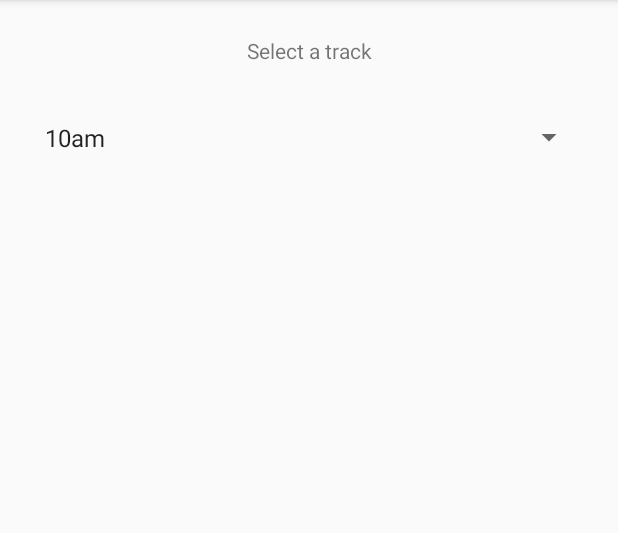
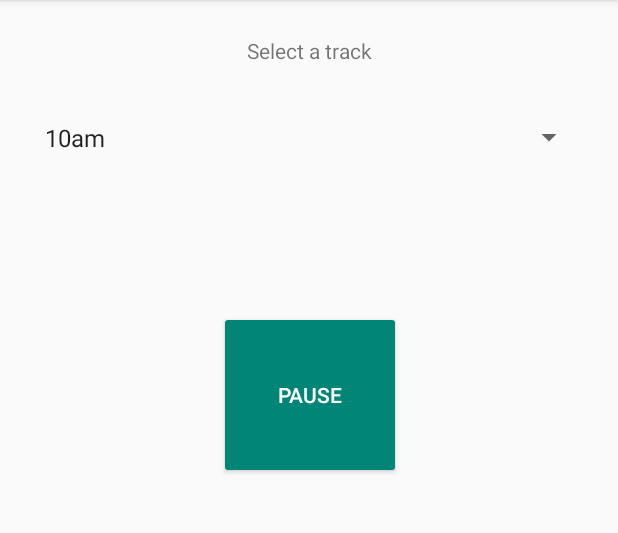
Before and after one commit to sol-foxie/acmusic, an Android app: the screen it shows after launch (MainActivity), on a phone screen of 412 x 824 dp, the part 84-617 px from its top. Run offline under Robolectric (Android 15) with nearby library versions, the phone set to English and light mode, and no system bars.

Commit message:
add play/pause button

```diff
--- a/app/src/main/java/moe/foxie/sol/acmusic/MainActivity.kt
+++ b/app/src/main/java/moe/foxie/sol/acmusic/MainActivity.kt
@@ -5,6 +5,7 @@ import android.media.MediaPlayer
 import android.os.Bundle
 import android.view.View
 import android.widget.AdapterView
+import android.widget.Button
 import kotlinx.android.synthetic.main.activity_main.*
 
 class MainActivity : Activity(), AdapterView.OnItemSelectedListener, MusicManager.TrackChangeListener {
@@ -17,11 +18,17 @@ class MainActivity : Activity(), AdapterView.OnItemSelectedListener, MusicManage
         setContentView(R.layout.activity_main)
 
         jukebox.onItemSelectedListener = this
+
+        playPause.setOnClickListener{
+            manager!!.getState().togglePlayPause(manager!!)
+            playPause.setText(manager!!.getState().uiPlayPauseString())
+        }
     }
 
     override fun onResume() {
         super.onResume()
         jukebox.setSelection(manager!!.getTrackID())
+        playPause.setText(manager!!.getState().uiPlayPauseString())
     }
 
     override fun onItemSelected(adapterView: AdapterView<*>?, view: View?, pos: Int, row: Long) {
--- a/app/src/main/java/moe/foxie/sol/acmusic/MusicManager.kt
+++ b/app/src/main/java/moe/foxie/sol/acmusic/MusicManager.kt
@@ -26,10 +26,24 @@ class MusicManager(private val ctx: Context, private val tracks: Map<Pair<Int,We
      * to use to determine legitimate operations to perform on a MusicManager instance.
      */
     enum class State {
-        PLAYING, PAUSED
+        PLAYING, PAUSED;
+
+        fun uiPlayPauseString(): Int {
+            return when (this) {
+                PLAYING -> R.string.pause
+                PAUSED -> R.string.play
+            }
+        }
+
+        fun togglePlayPause(manager: MusicManager) {
+            when (this) {
+                PLAYING -> manager.pause()
+                PAUSED -> manager.play()
+            }
+        }
     }
     fun getState(): MusicManager.State {
-        return if (player?.isPlaying == false) State.PLAYING else State.PAUSED
+        return if (player?.isPlaying == true) State.PLAYING else State.PAUSED
     }
 
     init {
--- a/app/src/main/res/layout/activity_main.xml
+++ b/app/src/main/res/layout/activity_main.xml
@@ -23,5 +23,14 @@
             app:layout_constraintTop_toBottomOf="@+id/textView" android:layout_marginEnd="8dp"
             app:layout_constraintEnd_toEndOf="parent" app:layout_constraintStart_toStartOf="parent"
             android:layout_marginStart="8dp" android:entries="@array/spinnerItems"/>
+    <Button
+            android:text="@string/play"
+            android:layout_width="121dp"
+            android:layout_height="112dp"
+            android:id="@+id/playPause"
+            style="@android:style/Widget.Material.Button.Colored" android:layout_marginTop="94dp"
+            app:layout_constraintTop_toBottomOf="@+id/jukebox" app:layout_constraintStart_toStartOf="parent"
+            android:layout_marginStart="132dp" app:layout_constraintEnd_toEndOf="parent"
+            android:layout_marginEnd="131dp"/>
 
 </android.support.constraint.ConstraintLayout>
--- a/app/src/main/res/values/strings.xml
+++ b/app/src/main/res/values/strings.xml
@@ -1,3 +1,6 @@
 <resources>
     <string name="app_name">AC Music</string>
+    <string name="play">Play</string>
+    <string name="pause">Pause</string>
+    <string name="error">ERROR</string>
 </resources>
```
